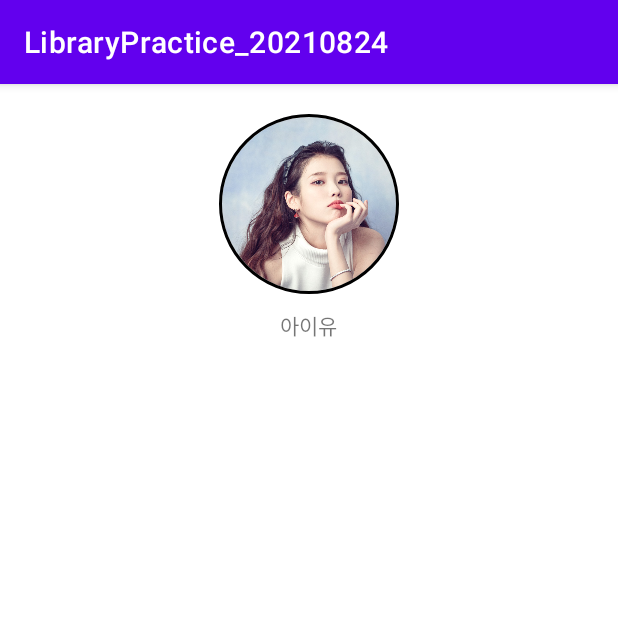
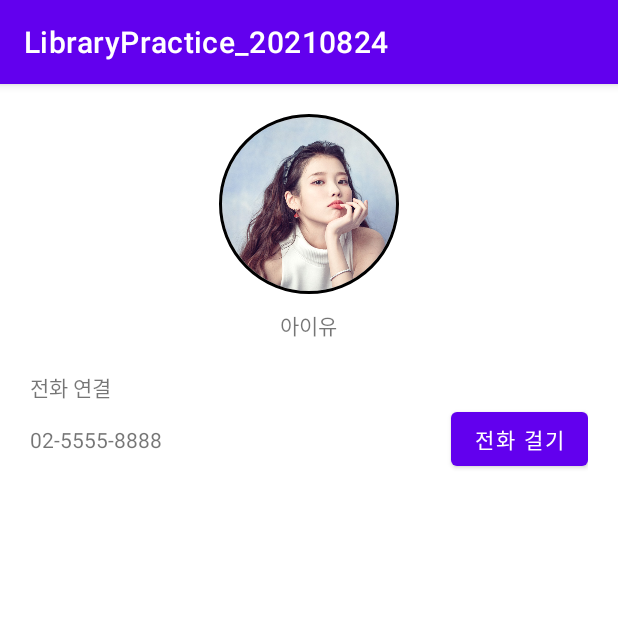
Before and after one commit to cho881020/LibraryPractice_20210824, an Android app: the screen it shows after launch (MainActivity), on a phone screen of 412 x 824 dp, the top half of it. Run offline under Robolectric (Android 15) with nearby library versions, the phone set to English and light mode, and no system bars; our stand-ins replace CircleImageView.

Commit message:
전화 걸기 (CALL) UI 작업

```diff
--- a/app/src/main/res/layout/activity_main.xml
+++ b/app/src/main/res/layout/activity_main.xml
@@ -29,5 +29,34 @@
 
     </LinearLayout>
 
+    <TextView
+        android:layout_width="wrap_content"
+        android:layout_height="wrap_content"
+        android:text="전화 연결"
+        android:layout_marginTop="20dp"/>
+
+    <LinearLayout
+        android:layout_width="match_parent"
+        android:layout_height="wrap_content"
+        android:orientation="horizontal">
+
+        <TextView
+            android:layout_width="wrap_content"
+            android:layout_height="wrap_content"
+            android:text="02-5555-8888" />
+
+        <TextView
+            android:layout_width="0dp"
+            android:layout_height="wrap_content"
+            android:layout_weight="1" />
+
+        <Button
+            android:id="@+id/callBtn"
+            android:layout_width="wrap_content"
+            android:layout_height="wrap_content"
+            android:text="전화 걸기" />
+
+    </LinearLayout>
+
 
 </LinearLayout>
```
